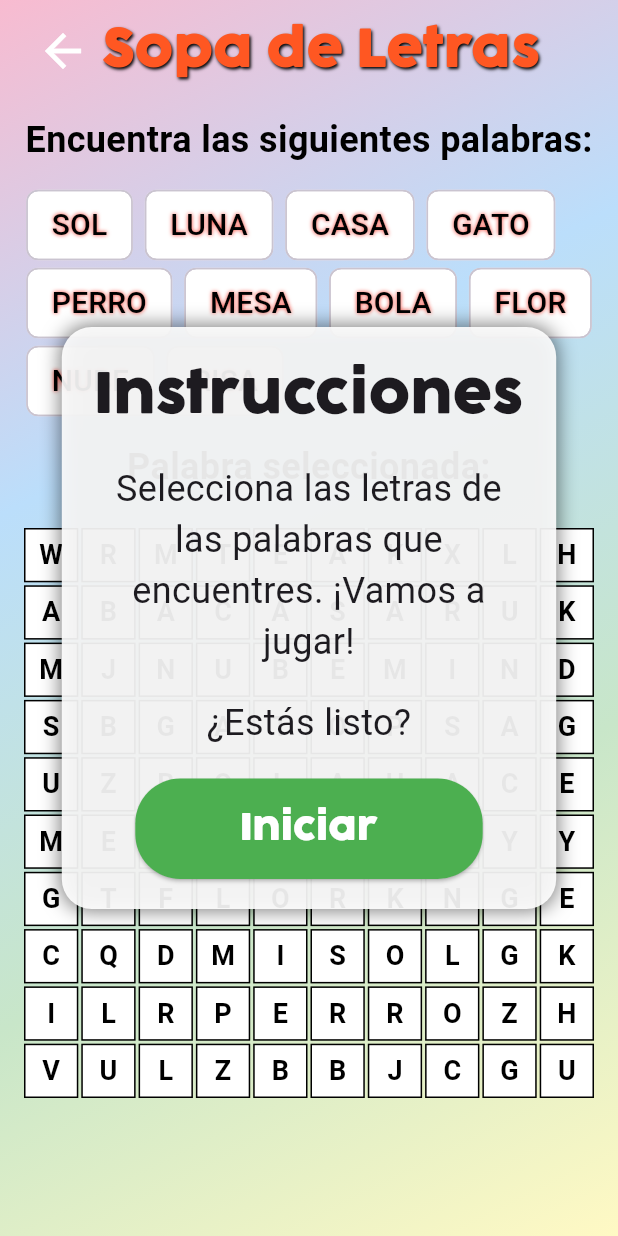
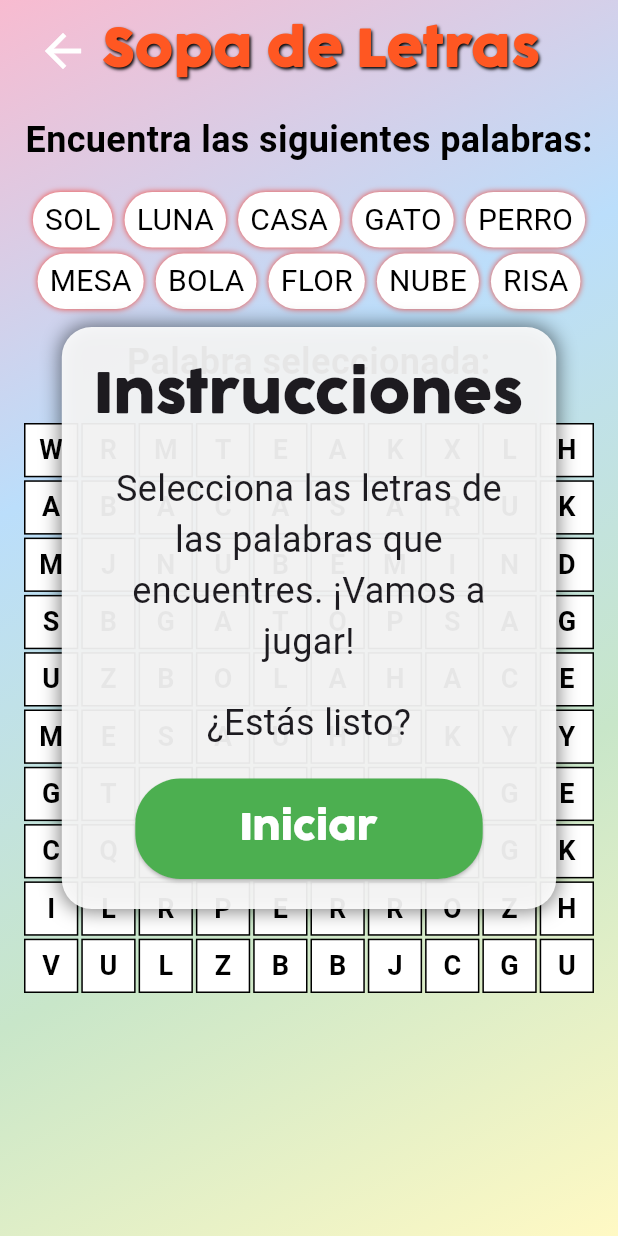
Before and after one commit to RicardoS76/lexininos, a Flutter app: the HiddenWordsPage screen opened by its route, on a phone screen of 412 x 824 dp. Run offline on Flutter 3.47's test engine with Material 3 defaults, Android fonts, the phone set to English and light mode, and no system bars; our stand-ins replace auto_size_text, shared_preferences, sqflite, video_player; accounts and stored records are empty.

Commit message:
recomporner la prueba sopa de letrs

```diff
--- a/lib/activities/test3/hidden_words_page.dart
+++ b/lib/activities/test3/hidden_words_page.dart
@@ -1,5 +1,4 @@
 import 'dart:math';
-
 import 'package:flutter/material.dart';
 import 'package:lexininos/user/shared_preferences.dart';
 import 'package:shared_preferences/shared_preferences.dart';
@@ -340,7 +339,8 @@ class _HiddenWordsPageState extends State<HiddenWordsPage> {
               builder: (context, constraints) {
                 double cellSize = min(constraints.maxWidth / 10, constraints.maxHeight / 12);
 
-                return Column(
+                return SingleChildScrollView(
+                  child: Column(
                     children: [
                       Padding(
                         padding: const EdgeInsets.symmetric(horizontal: 16.0, vertical: 8.0),
@@ -390,37 +390,67 @@ class _HiddenWordsPageState extends State<HiddenWordsPage> {
                       ),
                       Padding(
                         padding: const EdgeInsets.all(8.0),
-                      child: Wrap(
-                        spacing: 8.0,
-                        runSpacing: 4.0,
-                        children: words
-                            .asMap()
-                            .map((index, word) => MapEntry(
-                                  index,
-                                  Chip(
-                                    label: Text(
+                        child: Column(
+                          children: [
+                            Row(
+                              mainAxisAlignment: MainAxisAlignment.center,
+                              children: words.sublist(0, 5).map((word) {
+                                int index = words.indexOf(word);
+                                return Container(
+                                  margin: EdgeInsets.symmetric(horizontal: 4.0, vertical: 2.0),
+                                  padding: EdgeInsets.symmetric(vertical: 4.0, horizontal: 8.0),
+                                  decoration: BoxDecoration(
+                                    color: Colors.white,
+                                    borderRadius: BorderRadius.circular(20.0),
+                                    boxShadow: [
+                                      BoxShadow(
+                                        color: foundWords[index]
+                                            ? Colors.green
+                                            : Colors.red,
+                                        blurRadius: 3,
+                                      ),
+                                    ],
+                                  ),
+                                  child: Text(
                                     word,
                                     style: TextStyle(
                                       fontSize: 20.0,
                                       color: Colors.black,
-                                        shadows: foundWords[index]
-                                            ? [
-                                                Shadow(
-                                                    color: Colors.green,
-                                                    blurRadius: 3)
-                                              ]
-                                            : [
-                                                Shadow(
-                                                    color: Colors.red,
-                                                    blurRadius: 3)
+                                    ),
+                                  ),
+                                );
+                              }).toList(),
+                            ),
+                            Row(
+                              mainAxisAlignment: MainAxisAlignment.center,
+                              children: words.sublist(5, 10).map((word) {
+                                int index = words.indexOf(word);
+                                return Container(
+                                  margin: EdgeInsets.symmetric(horizontal: 4.0, vertical: 2.0),
+                                  padding: EdgeInsets.symmetric(vertical: 4.0, horizontal: 8.0),
+                                  decoration: BoxDecoration(
+                                    color: Colors.white,
+                                    borderRadius: BorderRadius.circular(20.0),
+                                    boxShadow: [
+                                      BoxShadow(
+                                        color: foundWords[index]
+                                            ? Colors.green
+                                            : Colors.red,
+                                        blurRadius: 3,
+                                      ),
                                     ],
                                   ),
+                                  child: Text(
+                                    word,
+                                    style: TextStyle(
+                                      fontSize: 20.0,
+                                      color: Colors.black,
                                     ),
-                                    backgroundColor: Colors.white,
                                   ),
-                                ))
-                            .values
-                            .toList(),
+                                );
+                              }).toList(),
+                            ),
+                          ],
                         ),
                       ),
                       Padding(
@@ -435,8 +465,7 @@ class _HiddenWordsPageState extends State<HiddenWordsPage> {
                           textAlign: TextAlign.center,
                         ),
                       ),
-                    Expanded(
-                      child: GestureDetector(
+                      GestureDetector(
                         onTapDown: handleTapDown,
                         onPanUpdate: handlePanUpdate,
                         onPanEnd: handlePanEnd,
@@ -444,6 +473,7 @@ class _HiddenWordsPageState extends State<HiddenWordsPage> {
                           padding: const EdgeInsets.all(16.0),
                           child: GridView.builder(
                             physics: NeverScrollableScrollPhysics(),
+                            shrinkWrap: true,
                             gridDelegate:
                                 SliverGridDelegateWithFixedCrossAxisCount(
                               crossAxisCount: 10,
@@ -483,8 +513,8 @@ class _HiddenWordsPageState extends State<HiddenWordsPage> {
                           ),
                         ),
                       ),
+                    ],
                   ),
-                  ],
                 );
               },
             ),
```
Lines whose indentation alone changed are shown as unchanged.
